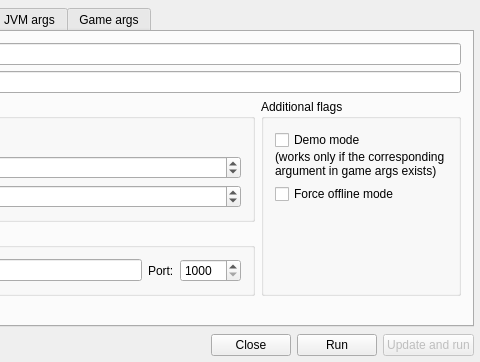
Before: the Qt Designer form ui/ProfileForm.ui in Alex2772/hackers-mc-launcher, drawn with Qt 5; both pictures show x 249 to 729 and y 0 to 362 of the 729 by 362 pixel window.
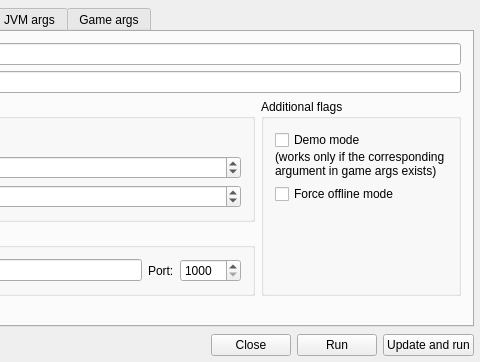
After: the same form once the commit is applied. Custom widgets are drawn as their Qt base class.

What changed in the file:
```diff
--- a/ui/ProfileForm.ui
+++ b/ui/ProfileForm.ui
@@ -494,10 +494,7 @@
       </widget>
      </item>
      <item>
-      <widget class="QPushButton" name="pushButton_2">
-       <property name="enabled">
-        <bool>false</bool>
-       </property>
+      <widget class="QPushButton" name="updateAndRun">
        <property name="text">
         <string>Update and run</string>
        </property>
```
